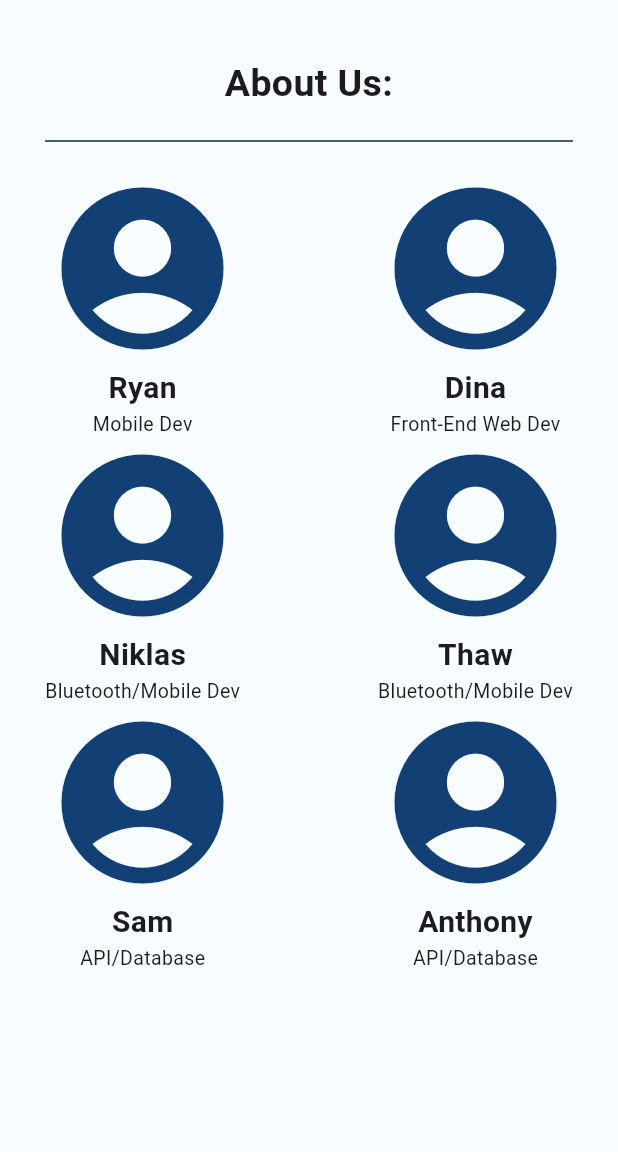
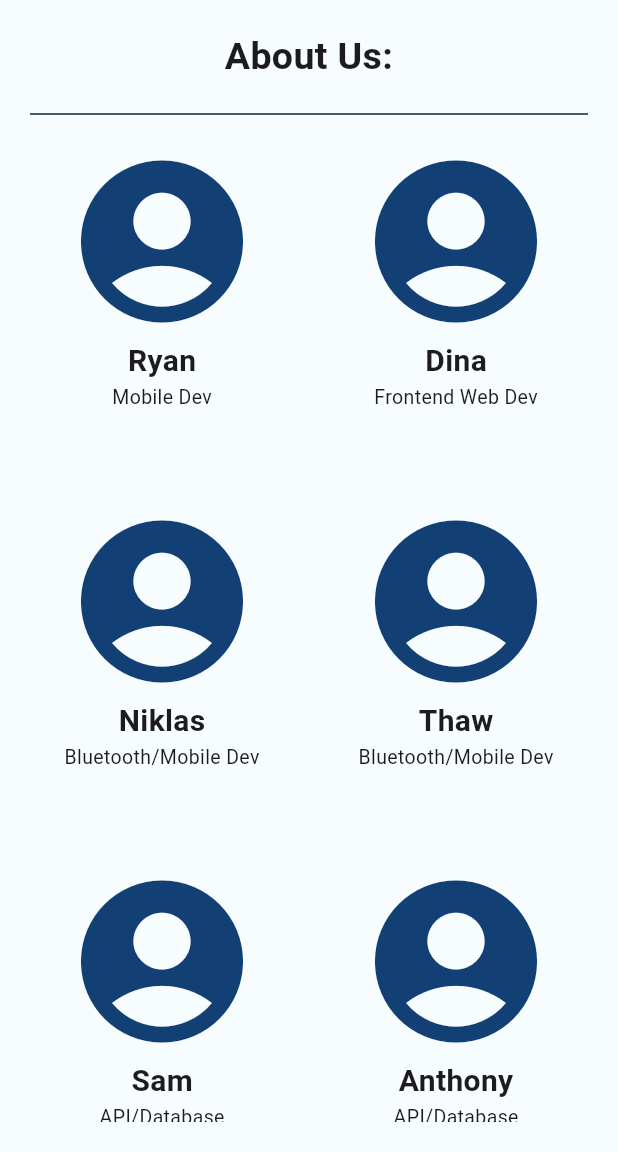
Before and after one commit to RyanRichardsR/QuickMark, a Flutter app: the AboutUs screen opened directly with empty values, on a phone screen of 412 x 824 dp, the part 84-1236 px from its top. Run offline on Flutter 3.47's test engine with Material 3 defaults, Android fonts, the phone set to English and light mode, and no system bars; our stand-ins replace confetti, permission_handler, shared_preferences; missing offline and left inert: bluetooth_low_energy, flutter_foreground_task, flutter_randomcolor, flutter_reactive_ble; accounts and stored records are empty.

Commit message:
Somehow my fix for about us page wasn't on Dev. So here it is again

```diff
--- a/quickmark_mobile/lib/Pages/about_us.dart
+++ b/quickmark_mobile/lib/Pages/about_us.dart
@@ -15,6 +15,15 @@ const subtitleSize = 13.0;
 
 class AboutUs extends StatelessWidget {
   final Map<String, dynamic> user;
+
+  final List us = const [
+    ['Ryan', 'Mobile Dev'],
+    ['Dina', 'Frontend Web Dev'],
+    ['Niklas', 'Bluetooth/Mobile Dev'],
+    ['Thaw', 'Bluetooth/Mobile Dev'],
+    ['Sam', 'API/Database'],
+    ['Anthony', 'API/Database']
+  ];
 
   const AboutUs({
     super.key,
@@ -52,86 +61,45 @@ class AboutUs extends StatelessWidget {
       // This is the side menu
       endDrawer: SideMenu(user: user),
 
-      body: const Padding(
-        padding: EdgeInsets.all(30.0),
+      body: Padding(
+        padding: EdgeInsets.all(20.0),
         child: Column(
-
-          mainAxisAlignment: MainAxisAlignment.start,
           children: [
-            Padding(
-              padding: EdgeInsets.only(top: 8.0),
-              child: Text(
+            Text(
                 'About Us:',
                 textAlign: TextAlign.center,
                 style: TextStyle(
                   fontSize: 25,
                   fontWeight: FontWeight.bold,
                 ),
-              ),
             ),
-
             Divider(
               height: 40,
               color: navy,
             ),
-
-            Row(
-              mainAxisAlignment: MainAxisAlignment.spaceBetween,
-              children: [
-                Column(
-                  mainAxisAlignment: MainAxisAlignment.spaceEvenly,
+            Expanded(child: GridView.builder(
+              gridDelegate: const SliverGridDelegateWithFixedCrossAxisCount(
+                crossAxisCount: 2,
+                crossAxisSpacing: 20,
+                mainAxisSpacing: 20,
+                childAspectRatio: 0.8,
+              ),
+              itemCount: us.length,
+              itemBuilder: (context, index) {
+                return Column(
+                  mainAxisSize: MainAxisSize.min,
                   children: [
                     Icon(
                       Icons.account_circle,
                         size: pictureSize,
                         color: blue,
                     ),
-                    Text("Ryan", style: TextStyle(fontSize: textSize, fontWeight: FontWeight.bold,)),
-                    Text("Mobile Dev", style: TextStyle(fontSize: subtitleSize,)),
-                    Icon(
-                      Icons.account_circle,
-                        size: pictureSize,
-                        color: blue,
-                    ),
-                    Text("Niklas", style: TextStyle(fontSize: textSize, fontWeight: FontWeight.bold,)),
-                    Text("Bluetooth/Mobile Dev", style: TextStyle(fontSize: subtitleSize,)),
-                    Icon(
-                      Icons.account_circle,
-                        size: pictureSize,
-                        color: blue,
-                    ),
-                    Text("Sam", style: TextStyle(fontSize: textSize, fontWeight: FontWeight.bold,)),
-                    Text("API/Database", style: TextStyle(fontSize: subtitleSize,)),
+                    Text(us[index][0], style: TextStyle(fontSize: textSize, fontWeight: FontWeight.bold,)),
+                    Text(us[index][1], style: TextStyle(fontSize: subtitleSize,)),
                   ],
-                ),
-                Column(
-                  mainAxisAlignment: MainAxisAlignment.spaceEvenly,
-                  children: [
-                    Icon(
-                      Icons.account_circle,
-                        size: pictureSize,
-                        color: blue,
-                    ),
-                    Text("Dina", style: TextStyle(fontSize: textSize, fontWeight: FontWeight.bold,)),
-                    Text("Front-End Web Dev", style: TextStyle(fontSize: subtitleSize,)),
-                    Icon(
-                      Icons.account_circle,
-                        size: pictureSize,
-                        color: blue,
-                    ),
-                    Text("Thaw", style: TextStyle(fontSize: textSize, fontWeight: FontWeight.bold,)),
-                    Text("Bluetooth/Mobile Dev", style: TextStyle(fontSize: subtitleSize,)),
-                    Icon(
-                      Icons.account_circle,
-                        size: pictureSize,
-                        color: blue,
-                    ),
-                    Text("Anthony", style: TextStyle(fontSize: textSize, fontWeight: FontWeight.bold,)),
-                    Text("API/Database", style: TextStyle(fontSize: subtitleSize,)),
-                  ],
-                ),
-              ],
-            ),
+                );
+              }
+            ),),
           ],
         ),
       )
```
